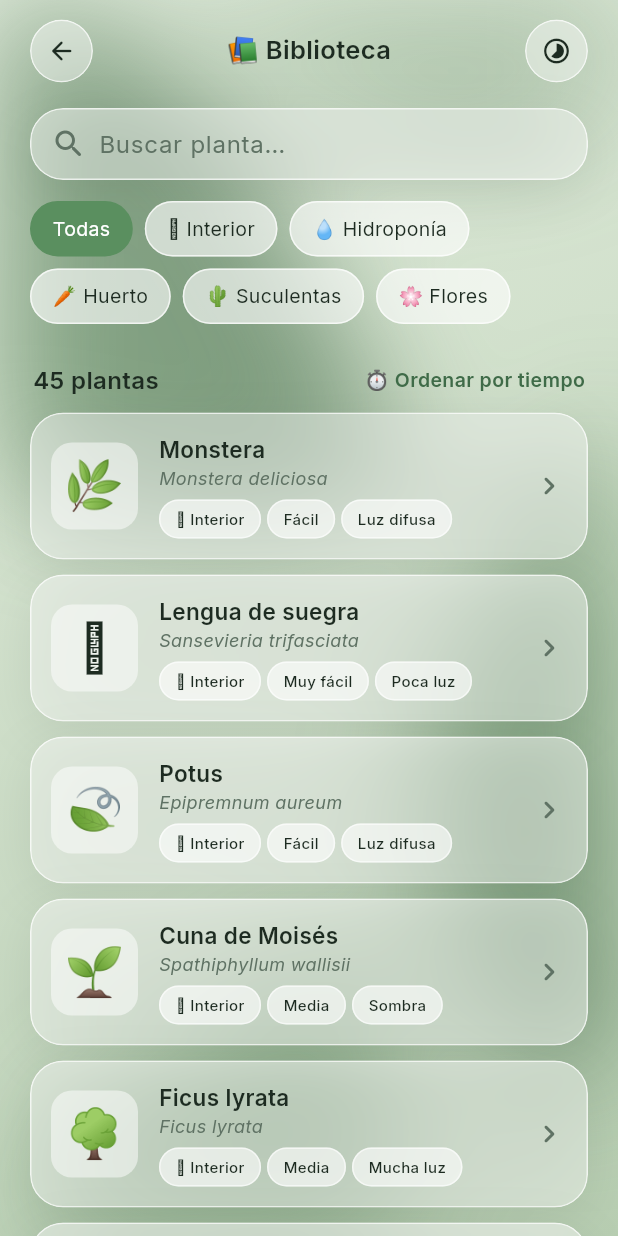
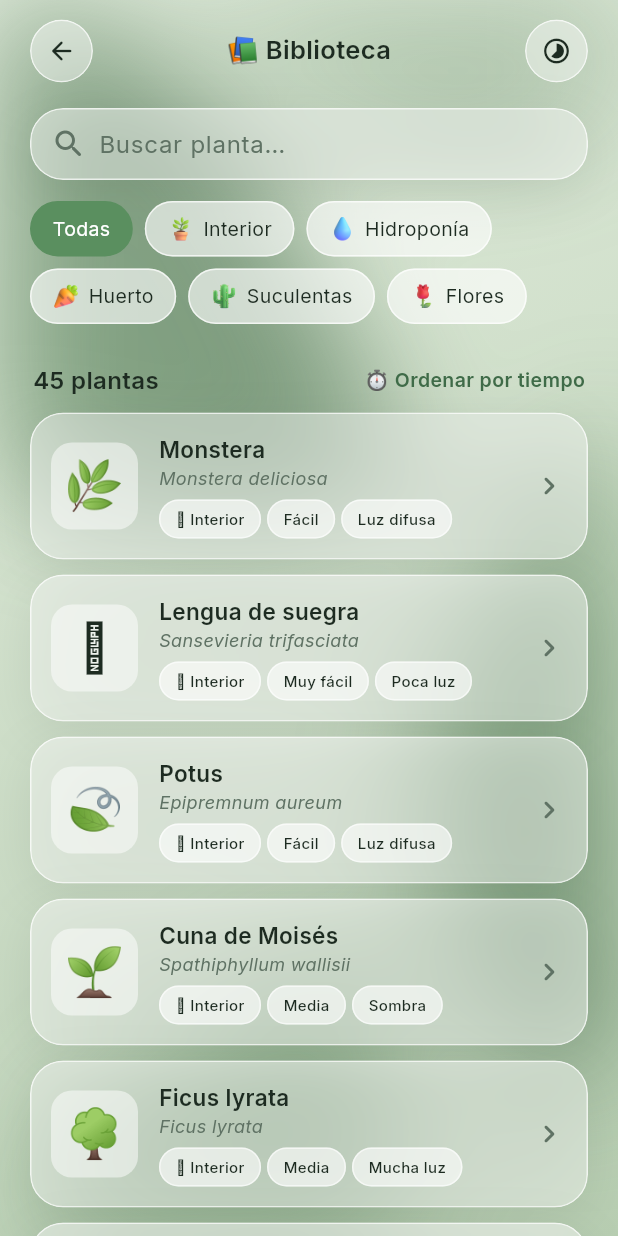
Before and after one commit to DevPaulSuarez/LeaFiore, a Flutter app: the Shell screen opened directly, after a tap on "Ver todas", after a tap on the "add" icon, on a phone screen of 412 x 824 dp. Run offline on Flutter 3.47's test engine with Material 3 defaults, Android fonts, the phone set to English and light mode, and no system bars; our stand-ins replace flutter_local_notifications, flutter_timezone, google_fonts, image_picker, shared_preferences, timezone; accounts and stored records are empty.

Commit message:
Iconos 3D para las categorías
Imágenes de Microsoft Fluent Emoji (MIT) en Inicio, Biblioteca y Tiempos de cultivo.
Si falta una imagen se muestra el emoji.

Co-Authored-By: Claude Opus 5.5 <noreply@anthropic.com>

```diff
--- a/app/lib/data/library.dart
+++ b/app/lib/data/library.dart
@@ -11,7 +11,9 @@
 /// Los tiempos son orientativos: dependen de la variedad, la luz y la temperatura.
 library;
 
-// ✏️ MODIFICAR: categorías (nombre e icono).
+// ✏️ MODIFICAR: categorías (nombre y emoji de respaldo).
+// La imagen de cada categoría está en assets/categorias/<nombre>.png
+// (p. ej. assets/categorias/flor.png). Reemplázala por otra PNG con el mismo nombre.
 enum PlantCategory {
   interior('Interior', '🪴'),
   hidroponia('Hidroponía', '💧'),
@@ -21,6 +23,9 @@ enum PlantCategory {
 
   const PlantCategory(this.label, this.icon);
   final String label, icon;
+
+  /// Imagen 3D de la categoría.
+  String get image => 'assets/categorias/$name.png';
 }
 
 /// Hito de crecimiento: cosecha, floración o planta formada.
--- a/app/lib/screens/home.dart
+++ b/app/lib/screens/home.dart
@@ -147,8 +147,8 @@ class _HomeScreenState extends State<HomeScreen> {
                       padding: const EdgeInsets.all(8),
                       onTap: () => openLibrary(context, category: c),
                       child: Column(mainAxisAlignment: MainAxisAlignment.center, children: [
-                        Emoji(c.icon, size: 28),
-                        const SizedBox(height: 6),
+                        CategoryIcon(c, size: 46),
+                        const SizedBox(height: 4),
                         Text(c.label, maxLines: 1, overflow: TextOverflow.ellipsis, style: const TextStyle(fontSize: 12, fontWeight: FontWeight.w600)),
                       ]),
                     ),
--- a/app/lib/screens/library.dart
+++ b/app/lib/screens/library.dart
@@ -84,7 +84,8 @@ class _LibraryScreenState extends State<LibraryScreen> {
           ),
           const SizedBox(height: 14),
           ChoiceChips<PlantCategory?>(
-            items: [(null, 'Todas'), for (final c in PlantCategory.values) (c, '${c.icon} ${c.label}')],
+            items: [(null, 'Todas'), for (final c in PlantCategory.values) (c, c.label)],
+            leading: (c) => c == null ? null : CategoryIcon(c, size: 18),
             value: _cat,
             onChanged: (v) => setState(() => _cat = v),
           ),
--- a/app/lib/screens/timeline.dart
+++ b/app/lib/screens/timeline.dart
@@ -79,8 +79,9 @@ class _TimelineScreenState extends State<TimelineScreen> {
             items: [
               (null, 'Todas'),
               for (final c in PlantCategory.values)
-                if (c != PlantCategory.interior) (c, '${c.icon} ${c.label}'),
+                if (c != PlantCategory.interior) (c, c.label),
             ],
+            leading: (c) => c == null ? null : CategoryIcon(c, size: 18),
             value: _cat,
             onChanged: (v) => setState(() => _cat = v),
           ),
--- a/app/lib/widgets/ui.dart
+++ b/app/lib/widgets/ui.dart
@@ -11,6 +11,7 @@ import 'dart:ui';
 
 import 'package:flutter/material.dart';
 
+import '../data/library.dart';
 import '../models.dart';
 import '../state/app_state.dart';
 import '../theme.dart';
@@ -155,6 +156,21 @@ class Emoji extends StatelessWidget {
   const Emoji(this.e, {super.key, this.size = 20});
   @override
   Widget build(BuildContext context) => Text(e, style: TextStyle(fontSize: size, height: 1.1));
+}
+
+/// Imagen 3D de una categoría; si falta el archivo muestra su emoji.
+class CategoryIcon extends StatelessWidget {
+  final PlantCategory category;
+  final double size;
+  const CategoryIcon(this.category, {super.key, this.size = 40});
+  @override
+  Widget build(BuildContext context) => Image.asset(
+        category.image,
+        width: size,
+        height: size,
+        filterQuality: FilterQuality.medium,
+        errorBuilder: (_, _, _) => Emoji(category.icon, size: size * .7),
+      );
 }
 
 /// Icono redondeado verde con un emoji.
@@ -410,7 +426,9 @@ class ChoiceChips<T> extends StatelessWidget {
   final List<(T, String)> items;
   final T value;
   final ValueChanged<T> onChanged;
-  const ChoiceChips({super.key, required this.items, required this.value, required this.onChanged});
+  /// Icono opcional delante del texto de cada chip.
+  final Widget? Function(T)? leading;
+  const ChoiceChips({super.key, required this.items, required this.value, required this.onChanged, this.leading});
 
   @override
   Widget build(BuildContext context) => Wrap(
@@ -427,7 +445,10 @@ class ChoiceChips<T> extends StatelessWidget {
                 borderRadius: BorderRadius.circular(99),
                 border: Border.all(color: on ? C.green600 : C.glassBorder),
               ),
-              child: Text(it.$2, style: TextStyle(fontSize: 13, color: on ? Colors.white : C.ink)),
+              child: Row(mainAxisSize: MainAxisSize.min, children: [
+                if (leading?.call(it.$1) case final icon?) ...[icon, const SizedBox(width: 6)],
+                Text(it.$2, style: TextStyle(fontSize: 13, color: on ? Colors.white : C.ink)),
+              ]),
             ),
           );
         }).toList(),
--- a/app/pubspec.yaml
+++ b/app/pubspec.yaml
@@ -65,6 +65,10 @@ flutter:
   # the material Icons class.
   uses-material-design: true
 
+  # Iconos 3D de las categorías (Microsoft Fluent Emoji, licencia MIT).
+  assets:
+    - assets/categorias/
+
   # To add assets to your application, add an assets section, like this:
   # assets:
   #   - images/a_dot_burr.jpeg
```
Also changed, not shown: app/assets/categorias/flor.png (added), app/assets/categorias/hidroponia.png (added), app/assets/categorias/huerto.png (added), app/assets/categorias/interior.png (added), app/assets/categorias/suculenta.png (added), 4 other files.
